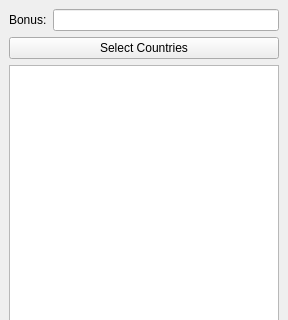
Above: ksirkskineditor/ksirkcontinentdefinition.ui from KDE/ksirk before the change; both pictures show x 0 to 288 and y 0 to 320 of the 288 by 550 pixel window. Below: the same form after it.
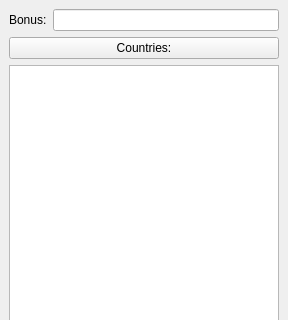
That is the form after the change. Custom widgets are drawn as their Qt base class.

Diff of the .ui file:
```diff
--- a/ksirkskineditor/ksirkcontinentdefinition.ui
+++ b/ksirkskineditor/ksirkcontinentdefinition.ui
@@ -38,7 +38,7 @@
     <item>
      <widget class="KPushButton" name="selectcountriesbutton" >
       <property name="text" >
-       <string>Select Countries</string>
+       <string>Countries:</string>
       </property>
      </widget>
     </item>
```
Left out of the diff: 27 changed lines with no effect on the pictures.
